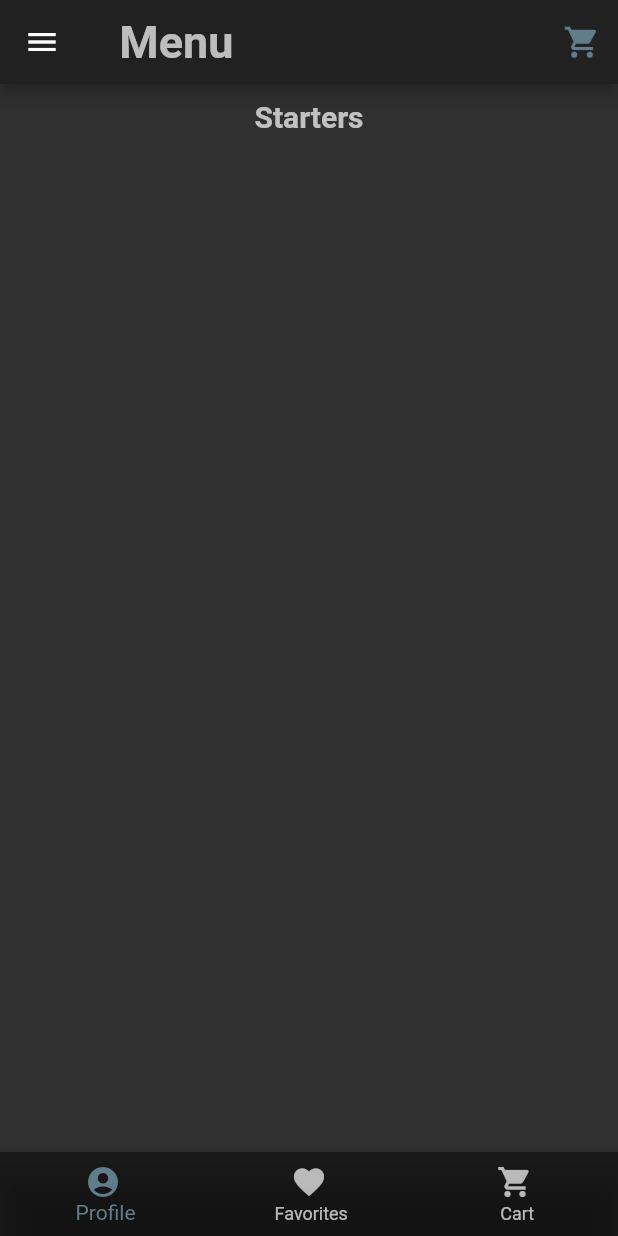
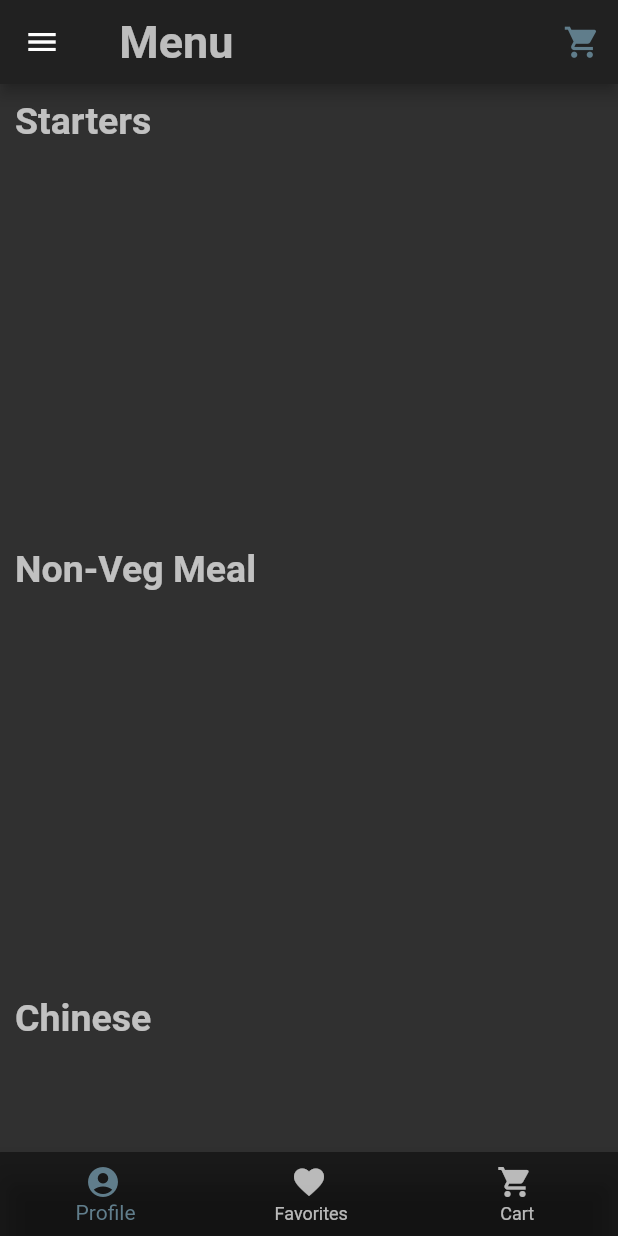
Before and after one commit to Shahbaz-748/Rest-App, a Flutter app: the screen it shows after launch, on a phone screen of 412 x 824 dp. Run offline on Flutter 3.47's test engine with Material 2 defaults, Android fonts, the phone set to English and light mode, and no system bars; our stand-ins replace cloud_firestore, firebase_core; accounts and stored records are empty.

Commit message:
second commit

```diff
--- a/lib/MenuScreen.dart
+++ b/lib/MenuScreen.dart
@@ -1,6 +1,6 @@
+import 'package:flutter/material.dart';
+import 'package:rest_app/StreamData.dart';
 
-
-import 'package:flutter/material.dart';
 import 'MealsCard.dart';
 import 'package:cloud_firestore/cloud_firestore.dart';
 
@@ -15,62 +15,94 @@ class _MenuScreenState extends State<MenuScreen> {
   @override
   Widget build(BuildContext context) {
     return Scaffold(
-      body: Column(
+      body: ListView(
 
-        mainAxisSize: MainAxisSize.min,
+        scrollDirection: Axis.vertical,
         children:<Widget> [
           Padding(
             padding: const EdgeInsets.all(10.0),
             child: Text(
 
-              'Starters',
+              "Starters",
               style: TextStyle(
                 fontWeight: FontWeight.bold,
-                fontSize: 20.0,
+                fontSize: 25.0,
                 color: Colors.white70,
               ),
             ),
           ),
-          StreamBuilder<QuerySnapshot>(
-            stream: _firestore.collection("Starters").snapshots(),
-            builder: (context, snapshot) {
-              if (!snapshot.hasData) {
-                return CircularProgressIndicator();
-              }
-              var starters = snapshot.data.docs;
-                     List<Widget> meals= [];
-              for (var starter in starters){
-                String name = starter.data()['Name'];
-                String imgurl = starter.data()['ImgUrl'];
-                int price = starter.data()['Price'];
-                final meal= MealsCard( name, price);
-                 meals.add(meal);
-              }
-                 return Container(
-                    padding: EdgeInsets.all(8.0),
-                    height:  100.0,
-                   child: ListView(
-
-                     children: meals,
-                   ),
-                 );
-
-              // return ListView.builder(
-              //   scrollDirection: Axis.horizontal,
-              //   itemCount: starters.length,
-              //   itemBuilder: (context, index) {
-              //     DocumentSnapshot ds = starters[index];
-              //     String name = starters[index]['Name'];
-              //     int price = starters[index]['Price'];
-              //     String imgurl = starters[index]['ImgUrl'];
-              //     return MealsCard(imgurl, name, price);
-              //   },
+           StreamData("Starters"),
 
 
-            },
+
+          Padding(
+            padding: const EdgeInsets.all(10.0),
+            child: Text(
+
+              "Non-Veg Meal",
+              style: TextStyle(
+                fontWeight: FontWeight.bold,
+                fontSize: 25.0,
+                color: Colors.white70,
+              ),
+            ),
           ),
+
+          StreamData("Non-Veg"),
+
+
+          Padding(
+            padding: const EdgeInsets.all(10.0),
+            child: Text(
+
+              "Chinese",
+              style: TextStyle(
+                fontWeight: FontWeight.bold,
+                fontSize: 25.0,
+                color: Colors.white70,
+              ),
+            ),
+          ),
+
+          StreamData("Chinese"),
+
+          Padding(
+            padding: const EdgeInsets.all(10.0),
+            child: Text(
+
+              "Veg",
+              style: TextStyle(
+                fontWeight: FontWeight.bold,
+                fontSize: 25.0,
+                color: Colors.white70,
+              ),
+            ),
+          ),
+
+          StreamData("Veg"),
+
+
+          Padding(
+            padding: const EdgeInsets.all(10.0),
+            child: Text(
+
+              "Drinks",
+              style: TextStyle(
+                fontWeight: FontWeight.bold,
+                fontSize: 25.0,
+                color: Colors.white70,
+              ),
+            ),
+          ),
+
+           StreamData("Drinks"),
+
         ],
+
       ),
+
+
+
     );
   }
 }
--- /dev/null
+++ b/lib/StreamData.dart
@@ -0,0 +1,47 @@
+import 'package:flutter/material.dart';
+ import 'package:cloud_firestore/cloud_firestore.dart';
+ import 'package:rest_app/MealsCard.dart';
+
+
+
+    class StreamData extends StatelessWidget {
+
+      StreamData(this.collection);
+
+      final String collection;
+
+     final  FirebaseFirestore _firestore=FirebaseFirestore.instance;
+      @override
+      Widget build(BuildContext context) {
+        return StreamBuilder<QuerySnapshot>(
+            stream: _firestore.collection(collection).snapshots(),
+            builder: (context, snapshot) {
+              if (!snapshot.hasData) {
+                return Container(
+                    height: 40,
+                    width: 40,
+                    child: CircularProgressIndicator());
+              }
+              var starters = snapshot.data.docs;
+              List<Widget> meals = [];
+              for (var starter in starters) {
+                String name = starter.data()['Name'];
+                String imgurl = starter.data()['ImgUrl'];
+                int price = starter.data()['Price'];
+                Widget meal = MealsCard(imgurl, name, price);
+                meals.add(meal);
+              }
+              return Container(
+
+                height: 250.0,
+
+                child: ListView(
+                  scrollDirection: Axis.horizontal,
+                  children: meals,
+                ),
+              );
+            }
+        );
+
+      }
+    }
--- a/lib/TabScreen.dart
+++ b/lib/TabScreen.dart
@@ -2,9 +2,11 @@ import 'package:flutter/material.dart';
 import 'package:rest_app/CartScreen.dart';
 import 'MenuScreen.dart';
 import 'FavoritesScreen.dart';
+import 'MealsCard.dart';
+
+class TabScreen extends StatefulWidget {
 
 
-class TabScreen extends StatefulWidget {
   @override
   _TabScreenState createState() => _TabScreenState();
 }
@@ -13,14 +15,18 @@ class _TabScreenState extends State<TabScreen> {
 
  int index=0;
 
- List<Widget> _screens= [
-   MenuScreen(),
-   FavoritesScreen(),
-   CartScreen()
+ List<Widget> _screens;
 
- ];
+@override
+  void initState() {
+    _screens=[
+      MenuScreen(),
+      FavoritesScreen(),
+      CartScreen()
 
-
+    ];
+    super.initState();
+  }
   @override
   Widget build(BuildContext context) {
     return Scaffold(
--- a/lib/main.dart
+++ b/lib/main.dart
@@ -1,5 +1,4 @@
 import 'package:flutter/material.dart';
-import 'package:rest_app/MenuScreen.dart';
 import 'TabScreen.dart';
 import 'package:firebase_core/firebase_core.dart';
 
@@ -11,6 +10,10 @@ void main () async{
 
 class MyApp extends StatelessWidget {
   // This widget is the root of your application.
+
+
+
+
   @override
   Widget build(BuildContext context) {
     return MaterialApp(
```
Also changed, not shown: lib/FavoritesScreen.dart (+12 -5 lines), lib/MealsCard.dart (+82 -18 lines).
